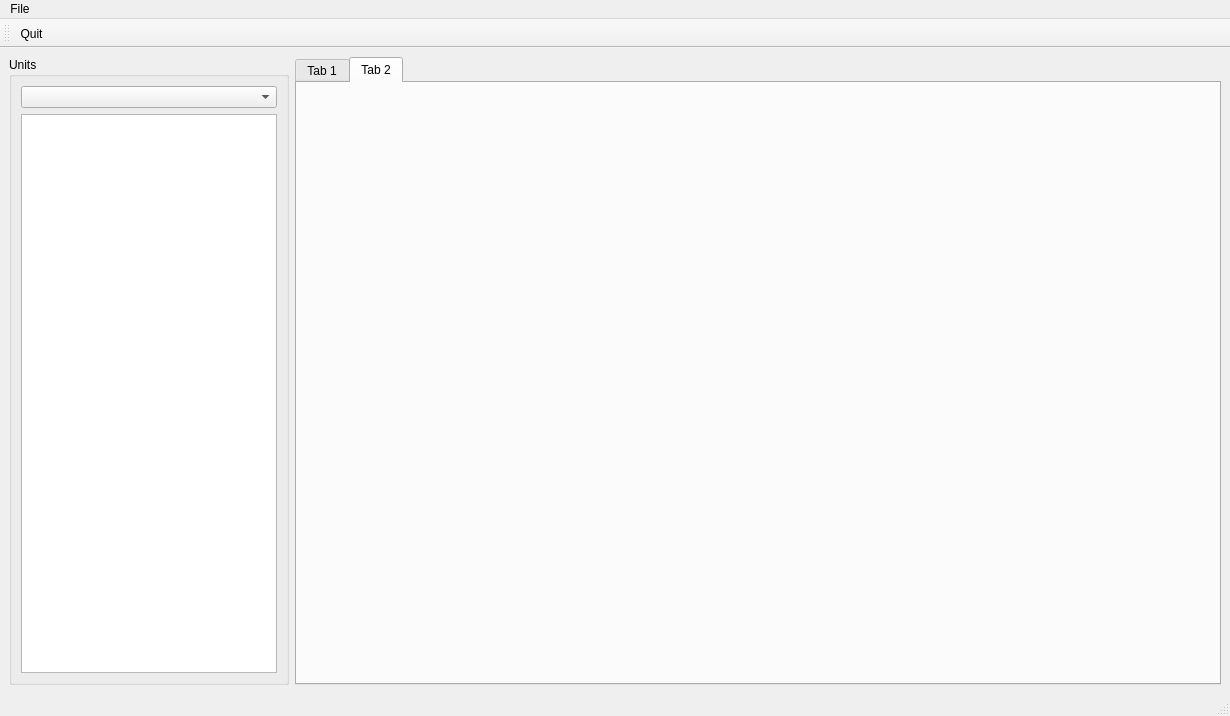
Before: the Qt Designer form manor.ui in cdock1029/manor, drawn with Qt 5.
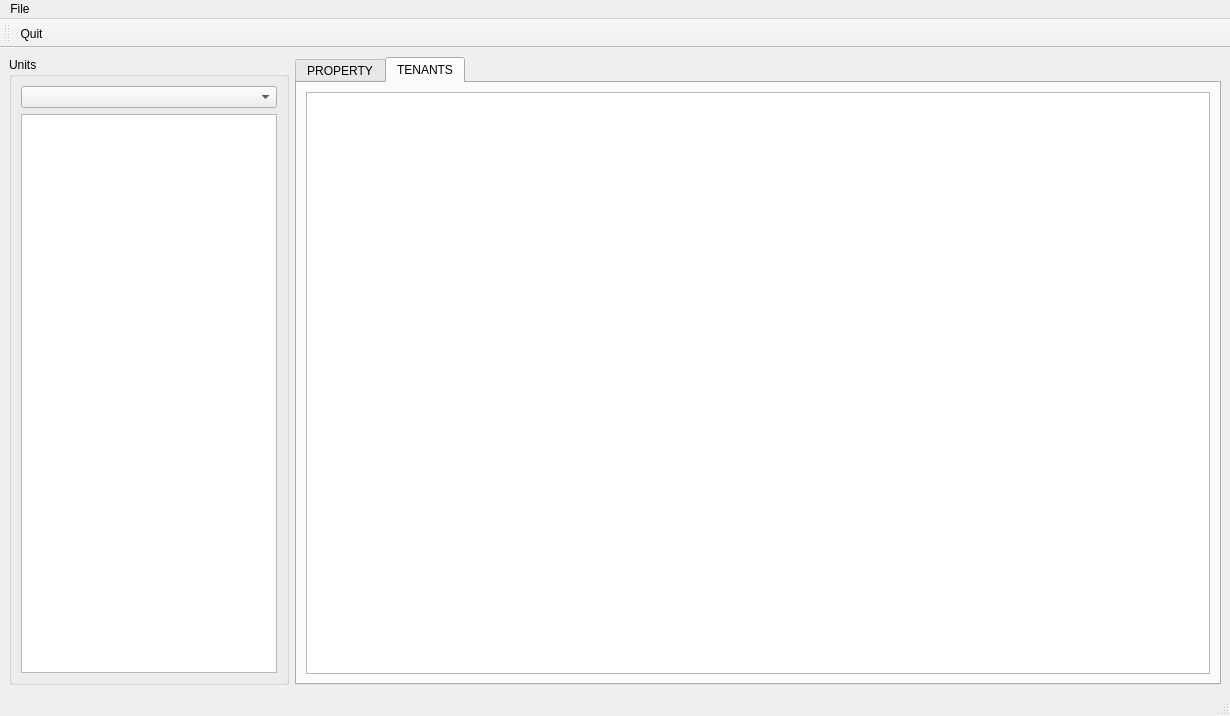
After: the same form once the commit is applied. The open tabs and pages were chosen to show the change. Icons and pictures are not drawn.

Commit message: basic display of tenants table, initial new tenant form WIP

```diff
--- a/manor.ui
+++ b/manor.ui
@@ -63,7 +63,7 @@
       </property>
       <widget class="QWidget" name="tab">
        <attribute name="title">
-        <string>Tab 1</string>
+        <string>PROPERTY</string>
        </attribute>
        <layout class="QVBoxLayout" name="verticalLayout_3">
         <item>
@@ -131,8 +131,13 @@
       </widget>
       <widget class="QWidget" name="tab_2">
        <attribute name="title">
-        <string>Tab 2</string>
+        <string>TENANTS</string>
        </attribute>
+       <layout class="QGridLayout" name="gridLayout">
+        <item row="0" column="0">
+         <widget class="QTableView" name="tenants_table_view"/>
+        </item>
+       </layout>
       </widget>
      </widget>
     </item>
```
Left out of the diff: 24 changed lines with no effect on the pictures. The commit also changes 11 other files.
